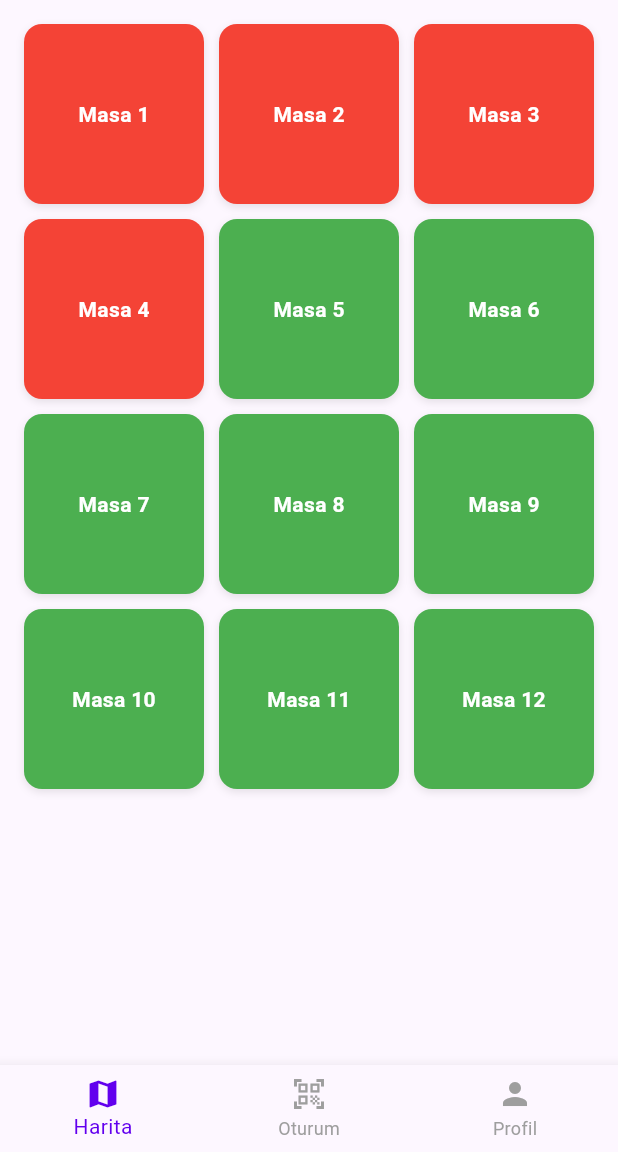
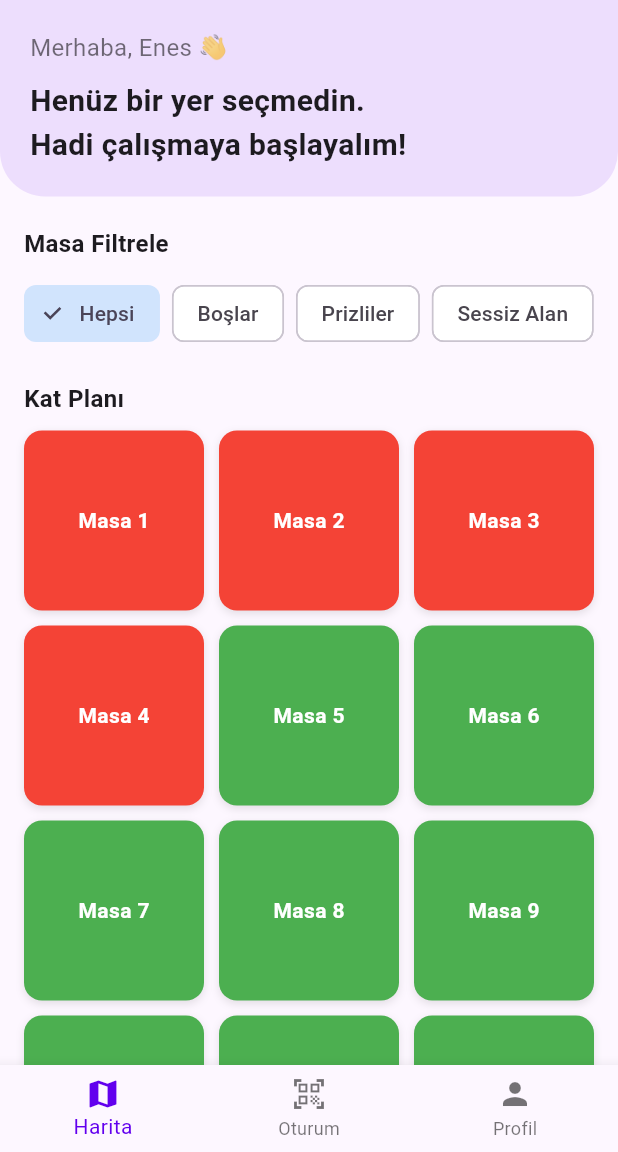
Before and after one commit to 4liriza/YerimCepte, a Flutter app: the screen it shows after launch, on a phone screen of 412 x 824 dp, the part 84-1236 px from its top. Run offline on Flutter 3.47's test engine with Material 3 defaults, Android fonts, the phone set to English and light mode, and no system bars; missing offline and left inert: mobile_scanner.

Commit message:
feat(ui): ana sayfaya durum karti ve filtreleme secenekleri eklendi

```diff
--- a/lib/features/home/screens/home_screen.dart
+++ b/lib/features/home/screens/home_screen.dart
@@ -19,19 +19,87 @@ class _HomeScreenState extends State<HomeScreen> {
     });
   }
 
-  // Masaya tıklama işlemi
+  // --- YARDIMCI WIDGET'LAR (Hepsi State sınıfının içinde olmalı) ---
+
+  Widget _buildStatusCard() {
+    bool isAtTable = SessionManager().oturdugumMasa != null;
+
+    return Container(
+      width: double.infinity,
+      padding: const EdgeInsets.all(20),
+      decoration: BoxDecoration(
+        color: Theme.of(context).primaryColor.withOpacity(0.1),
+        borderRadius: const BorderRadius.only(
+          bottomLeft: Radius.circular(30),
+          bottomRight: Radius.circular(30),
+        ),
+      ),
+      child: Column(
+        crossAxisAlignment: CrossAxisAlignment.start,
+        children: [
+          const Text("Merhaba, Enes 👋",
+              style: TextStyle(fontSize: 16, color: Colors.black54)),
+          const SizedBox(height: 10),
+          if (isAtTable)
+            Container(
+              padding: const EdgeInsets.all(16),
+              decoration: BoxDecoration(
+                color: Colors.blue.shade700,
+                borderRadius: BorderRadius.circular(15),
+              ),
+              child: Row(
+                children: [
+                  const Icon(Icons.event_seat, color: Colors.white),
+                  const SizedBox(width: 12),
+                  Expanded(
+                    child: Text(
+                      "${SessionManager().oturdugumMasa} rezerve edildi.",
+                      style: const TextStyle(
+                          color: Colors.white, fontWeight: FontWeight.bold),
+                    ),
+                  ),
+                  TextButton(
+                    onPressed: () => _onItemTapped(1),
+                    style: TextButton.styleFrom(backgroundColor: Colors.white24),
+                    child:
+                    const Text("Yönet", style: TextStyle(color: Colors.white)),
+                  )
+                ],
+              ),
+            )
+          else
+            const Text(
+              "Henüz bir yer seçmedin.\nHadi çalışmaya başlayalım!",
+              style: TextStyle(fontSize: 20, fontWeight: FontWeight.bold),
+            ),
+        ],
+      ),
+    );
+  }
+
+  Widget _filterChip(String label, bool isSelected) {
+    return Padding(
+      padding: const EdgeInsets.only(right: 8.0),
+      child: FilterChip(
+        label: Text(label),
+        selected: isSelected,
+        onSelected: (val) {},
+        backgroundColor: Colors.white,
+        selectedColor: Colors.blue.withOpacity(0.2),
+      ),
+    );
+  }
+
   void _onTableTap(int tableNumber, bool isFull) {
     if (isFull) {
-      // Masa doluysa ve oturan bizsek sayaca git, değilsek uyarı ver
       if (SessionManager().oturdugumMasa == 'Masa $tableNumber') {
-        _onItemTapped(1); // QR sekmesine (yani artık Sayaç sekmesine) yönlendir
+        _onItemTapped(1);
       } else {
         ScaffoldMessenger.of(context).showSnackBar(
           const SnackBar(content: Text('Bu masa şu an dolu!')),
         );
       }
     } else {
-      // Masa boşsa rezervasyon onay diyaloğu açabiliriz
       _showReservationDialog(tableNumber);
     }
   }
@@ -43,14 +111,16 @@ class _HomeScreenState extends State<HomeScreen> {
         title: Text('Masa $tableNumber'),
         content: const Text('Bu masayı rezerve etmek istiyor musunuz?'),
         actions: [
-          TextButton(onPressed: () => Navigator.pop(context), child: const Text('İptal')),
+          TextButton(
+              onPressed: () => Navigator.pop(context),
+              child: const Text('İptal')),
           ElevatedButton(
             onPressed: () {
               setState(() {
                 SessionManager().oturumuBaslat('Masa $tableNumber');
               });
               Navigator.pop(context);
-              _onItemTapped(1); // Rezervasyon sonrası sayaca yönlendir
+              _onItemTapped(1);
             },
             child: const Text('Rezerve Et'),
           ),
@@ -61,20 +131,45 @@ class _HomeScreenState extends State<HomeScreen> {
 
   @override
   Widget build(BuildContext context) {
-    // DİNAMİK SEKME YÖNETİMİ
-    Widget qrSekmesi;
-    // Eğer bir masada oturuyorsak kamera yerine TimerScreen'i göster
-    if (SessionManager().oturdugumMasa != null) {
-      qrSekmesi = const TimerScreen();
-    } else {
-      qrSekmesi = const QrScannerScreen();
-    }
+    Widget qrSekmesi = SessionManager().oturdugumMasa != null
+        ? const TimerScreen()
+        : const QrScannerScreen();
 
     final List<Widget> pages = [
-      // 1. SEKME: HARİTA
+      // --- 1. SEKME: HARİTA ---
+      SingleChildScrollView(
+        child: Column(
+          crossAxisAlignment: CrossAxisAlignment.start,
+          children: [
+            _buildStatusCard(),
+            const Padding(
+              padding: EdgeInsets.fromLTRB(16, 20, 16, 10),
+              child: Text("Masa Filtrele",
+                  style: TextStyle(fontSize: 16, fontWeight: FontWeight.bold)),
+            ),
+            SizedBox(
+              height: 50,
+              child: ListView(
+                scrollDirection: Axis.horizontal,
+                padding: const EdgeInsets.symmetric(horizontal: 16),
+                children: [
+                  _filterChip("Hepsi", true),
+                  _filterChip("Boşlar", false),
+                  _filterChip("Prizliler", false),
+                  _filterChip("Sessiz Alan", false),
+                ],
+              ),
+            ),
+            const Padding(
+              padding: EdgeInsets.fromLTRB(16, 20, 16, 10),
+              child: Text("Kat Planı",
+                  style: TextStyle(fontSize: 16, fontWeight: FontWeight.bold)),
+            ),
             Padding(
-        padding: const EdgeInsets.all(16.0),
+              padding: const EdgeInsets.symmetric(horizontal: 16),
               child: GridView.builder(
+                shrinkWrap: true,
+                physics: const NeverScrollableScrollPhysics(),
                 gridDelegate: const SliverGridDelegateWithFixedCrossAxisCount(
                   crossAxisCount: 3,
                   crossAxisSpacing: 10,
@@ -83,58 +178,54 @@ class _HomeScreenState extends State<HomeScreen> {
                 itemCount: 12,
                 itemBuilder: (context, index) {
                   int tableNum = index + 1;
-            // Eğer o masada biz oturuyorsak rengi farklı olsun (mavi gibi)
-            bool isMyTable = SessionManager().oturdugumMasa == 'Masa $tableNum';
+                  bool isMyTable =
+                      SessionManager().oturdugumMasa == 'Masa $tableNum';
                   bool isFull = index < 4 || isMyTable;
 
                   return InkWell(
                     onTap: () => _onTableTap(tableNum, isFull),
                     child: Container(
                       decoration: BoxDecoration(
-                  color: isMyTable ? Colors.blue : (isFull ? Colors.red : Colors.green),
+                        color: isMyTable
+                            ? Colors.blue
+                            : (isFull ? Colors.red : Colors.green),
                         borderRadius: BorderRadius.circular(12),
                         boxShadow: [
-                    BoxShadow(color: Colors.black.withOpacity(0.1), blurRadius: 4, offset: const Offset(0, 2)),
+                          BoxShadow(
+                              color: Colors.black.withOpacity(0.1),
+                              blurRadius: 4,
+                              offset: const Offset(0, 2)),
                         ],
                       ),
                       child: Center(
                         child: Text('Masa $tableNum',
-                      style: const TextStyle(color: Colors.white, fontWeight: FontWeight.bold)),
+                            style: const TextStyle(
+                                color: Colors.white,
+                                fontWeight: FontWeight.bold)),
                       ),
                     ),
                   );
                 },
               ),
             ),
-
-      // 2. SEKME: DİNAMİK QR VEYA SAYAÇ
-      qrSekmesi,
-
-      // 3. SEKME: PROFİL
-      const Center(
-        child: Column(
-          mainAxisAlignment: MainAxisAlignment.center,
-          children: [
-            Icon(Icons.person, size: 100, color: Colors.grey),
-            SizedBox(height: 20),
-            Text('Enes Karaoğlan', style: TextStyle(fontSize: 24, fontWeight: FontWeight.bold)),
-            Text('Mola Durumu: Aktif Değil', style: TextStyle(color: Colors.grey)),
+            const SizedBox(height: 20),
           ],
         ),
       ),
+      qrSekmesi,
+      const Center(child: Text('Profil Sekmesi')),
     ];
 
     return Scaffold(
-      appBar: AppBar(title: const Text('YerimCep')),
+      appBar: AppBar(title: const Text('YerimCep'), elevation: 0),
       body: pages[_selectedIndex],
       bottomNavigationBar: BottomNavigationBar(
         currentIndex: _selectedIndex,
         onTap: _onItemTapped,
-        selectedItemColor: Theme.of(context).primaryColor,
-        unselectedItemColor: Colors.grey,
         items: const [
           BottomNavigationBarItem(icon: Icon(Icons.map), label: 'Harita'),
-          BottomNavigationBarItem(icon: Icon(Icons.qr_code_scanner), label: 'Oturum'),
+          BottomNavigationBarItem(
+              icon: Icon(Icons.qr_code_scanner), label: 'Oturum'),
           BottomNavigationBarItem(icon: Icon(Icons.person), label: 'Profil'),
         ],
       ),
```
Also changed, not shown: lib/features/home/screens/login_screen.dart (added). Lines whose indentation alone changed are shown as unchanged.
